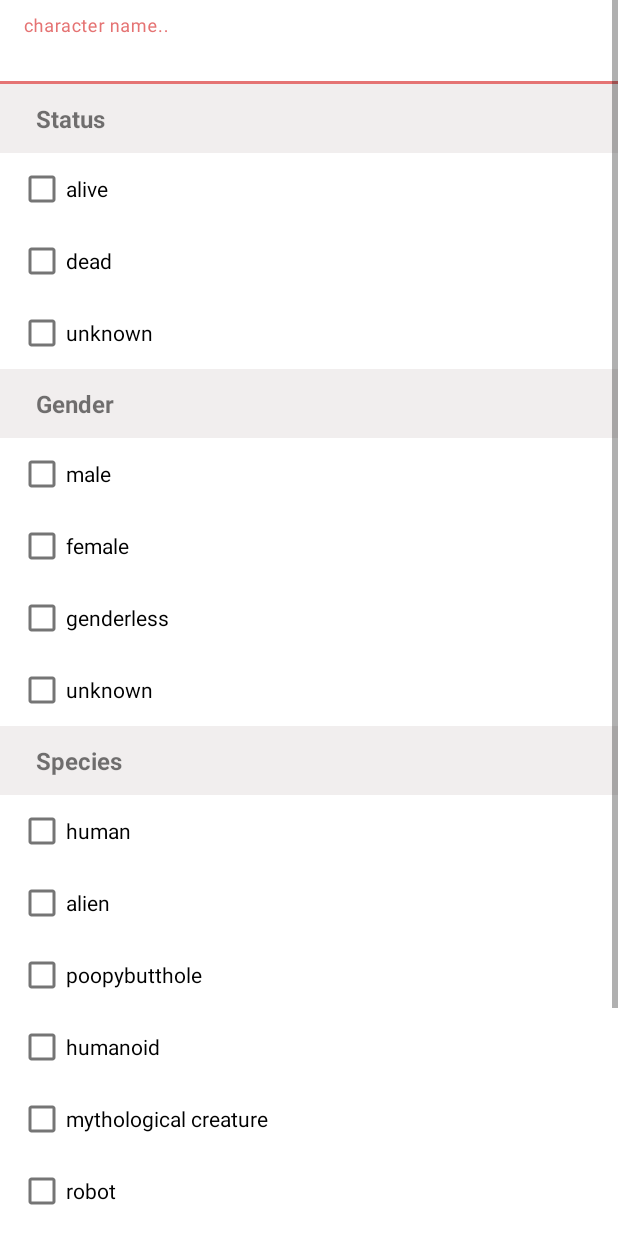
After one commit to KirienkoVS/AndroidIntensive-RickAndMorty, an Android app: the layout filter_list.xml on its own in the app's theme, with its tools: preview values and no code run, on a phone screen of 412 x 824 dp. The commit adds this screen. Run offline under Robolectric (Android 15) with nearby library versions, the phone set to English and light mode, and no system bars.

Commit message:
File filter_list.xml  not found problem

```diff
--- a/app/src/main/java/com/example/rickandmorty/db/RemoteKeysDao.kt
+++ b/app/src/main/java/com/example/rickandmorty/db/RemoteKeysDao.kt
@@ -9,7 +9,7 @@ import androidx.room.Query
 interface RemoteKeysDao {
 
     @Insert(onConflict = OnConflictStrategy.REPLACE)
-    suspend fun insertAll(remoteKeys: List<RemoteKeys>)
+    suspend fun insertKeys(remoteKeys: List<RemoteKeys>)
 
     @Query("SELECT * FROM remote_keys WHERE characterId = :characterId")
     suspend fun characterIdRemoteKeys(characterId: Int): RemoteKeys?
--- /dev/null
+++ b/app/src/main/res/layout/filter_list.xml
@@ -0,0 +1,228 @@
+<?xml version="1.0" encoding="utf-8"?>
+<ScrollView
+    xmlns:android="http://schemas.android.com/apk/res/android"
+    xmlns:app="http://schemas.android.com/apk/res-auto"
+    android:layout_height="match_parent"
+    android:layout_width="match_parent">
+
+<androidx.constraintlayout.widget.ConstraintLayout
+    android:id="@+id/constraint_layout"
+    android:layout_width="match_parent"
+    android:layout_height="wrap_content">
+
+    <com.google.android.material.textfield.TextInputLayout
+        android:id="@+id/editText_layout"
+        android:layout_width="match_parent"
+        android:layout_height="wrap_content"
+        android:hint="character name.."
+        app:endIconMode="clear_text"
+        app:layout_constraintTop_toTopOf="parent"
+        app:layout_constraintStart_toStartOf="parent">
+
+        <com.google.android.material.textfield.TextInputEditText
+            android:id="@+id/edit_text"
+            android:layout_width="match_parent"
+            android:layout_height="wrap_content"
+            android:background="@color/white"/>
+
+    </com.google.android.material.textfield.TextInputLayout>
+
+    <TextView
+        android:id="@+id/status"
+        android:layout_width="match_parent"
+        android:layout_height="wrap_content"
+        android:text="Status"
+        style="@style/header_style"
+        app:layout_constraintTop_toBottomOf="@id/editText_layout"
+        app:layout_constraintStart_toStartOf="parent"/>
+
+    <CheckBox
+        android:id="@+id/alive"
+        android:layout_width="wrap_content"
+        android:layout_height="wrap_content"
+        android:text="alive"
+        android:layout_marginStart="12dp"
+        android:transitionName="status"
+        app:layout_constraintStart_toStartOf="parent"
+        app:layout_constraintTop_toBottomOf="@id/status" />
+
+    <CheckBox
+        android:id="@+id/dead"
+        android:layout_width="wrap_content"
+        android:layout_height="wrap_content"
+        android:text="dead"
+        android:layout_marginStart="12dp"
+        android:transitionName="status"
+        app:layout_constraintStart_toStartOf="parent"
+        app:layout_constraintTop_toBottomOf="@id/alive" />
+
+    <CheckBox
+        android:id="@+id/unknown_status"
+        android:layout_width="wrap_content"
+        android:layout_height="wrap_content"
+        android:text="unknown"
+        android:layout_marginStart="12dp"
+        android:transitionName="status"
+        app:layout_constraintStart_toStartOf="parent"
+        app:layout_constraintTop_toBottomOf="@id/dead" />
+
+    <TextView
+        android:id="@+id/gender"
+        android:layout_width="match_parent"
+        android:layout_height="wrap_content"
+        android:text="Gender"
+        style="@style/header_style"
+        app:layout_constraintTop_toBottomOf="@id/unknown_status"
+        app:layout_constraintStart_toStartOf="parent"/>
+
+    <CheckBox
+        android:id="@+id/male"
+        android:layout_width="wrap_content"
+        android:layout_height="wrap_content"
+        android:text="male"
+        android:layout_marginStart="12dp"
+        android:transitionName="gender"
+        app:layout_constraintStart_toStartOf="parent"
+        app:layout_constraintTop_toBottomOf="@id/gender" />
+
+    <CheckBox
+        android:id="@+id/female"
+        android:layout_width="wrap_content"
+        android:layout_height="wrap_content"
+        android:text="female"
+        android:layout_marginStart="12dp"
+        android:transitionName="gender"
+        app:layout_constraintStart_toStartOf="parent"
+        app:layout_constraintTop_toBottomOf="@id/male" />
+
+    <CheckBox
+        android:id="@+id/genderless"
+        android:layout_width="wrap_content"
+        android:layout_height="wrap_content"
+        android:text="genderless"
+        android:layout_marginStart="12dp"
+        android:transitionName="gender"
+        app:layout_constraintStart_toStartOf="parent"
+        app:layout_constraintTop_toBottomOf="@id/female" />
+
+    <CheckBox
+        android:id="@+id/unknown_gender"
+        android:layout_width="wrap_content"
+        android:layout_height="wrap_content"
+        android:text="unknown"
+        android:layout_marginStart="12dp"
+        android:transitionName="gender"
+        app:layout_constraintStart_toStartOf="parent"
+        app:layout_constraintTop_toBottomOf="@id/genderless" />
+
+    <TextView
+        android:id="@+id/species"
+        android:layout_width="match_parent"
+        android:layout_height="wrap_content"
+        android:text="Species"
+        style="@style/header_style"
+        app:layout_constraintTop_toBottomOf="@id/unknown_gender"
+        app:layout_constraintStart_toStartOf="parent"/>
+
+    <CheckBox
+        android:id="@+id/human"
+        android:layout_width="wrap_content"
+        android:layout_height="wrap_content"
+        android:text="human"
+        android:layout_marginStart="12dp"
+        android:transitionName="species"
+        app:layout_constraintStart_toStartOf="parent"
+        app:layout_constraintTop_toBottomOf="@id/species" />
+
+    <CheckBox
+        android:id="@+id/alien"
+        android:layout_width="wrap_content"
+        android:layout_height="wrap_content"
+        android:text="alien"
+        android:layout_marginStart="12dp"
+        android:transitionName="species"
+        app:layout_constraintStart_toStartOf="parent"
+        app:layout_constraintTop_toBottomOf="@id/human" />
+
+    <CheckBox
+        android:id="@+id/poopybutthole"
+        android:layout_width="wrap_content"
+        android:layout_height="wrap_content"
+        android:text="poopybutthole"
+        android:layout_marginStart="12dp"
+        android:transitionName="species"
+        app:layout_constraintStart_toStartOf="parent"
+        app:layout_constraintTop_toBottomOf="@id/alien" />
+
+    <CheckBox
+        android:id="@+id/humanoid"
+        android:layout_width="wrap_content"
+        android:layout_height="wrap_content"
+        android:text="humanoid"
+        android:layout_marginStart="12dp"
+        android:transitionName="species"
+        app:layout_constraintStart_toStartOf="parent"
+        app:layout_constraintTop_toBottomOf="@id/poopybutthole" />
+
+    <CheckBox
+        android:id="@+id/mythological_creature"
+        android:layout_width="wrap_content"
+        android:layout_height="wrap_content"
+        android:text="mythological creature"
+        android:layout_marginStart="12dp"
+        android:transitionName="species"
+        app:layout_constraintStart_toStartOf="parent"
+        app:layout_constraintTop_toBottomOf="@id/humanoid" />
+
+    <CheckBox
+        android:id="@+id/robot"
+        android:layout_width="wrap_content"
+        android:layout_height="wrap_content"
+        android:text="robot"
+        android:layout_marginStart="12dp"
+        android:transitionName="species"
+        app:layout_constraintStart_toStartOf="parent"
+        app:layout_constraintTop_toBottomOf="@id/mythological_creature" />
+
+    <CheckBox
+        android:id="@+id/animal"
+        android:layout_width="wrap_content"
+        android:layout_height="wrap_content"
+        android:text="animal"
+        android:layout_marginStart="12dp"
+        android:transitionName="species"
+        app:layout_constraintStart_toStartOf="parent"
+        app:layout_constraintTop_toBottomOf="@id/robot" />
+
+    <CheckBox
+        android:id="@+id/cronenberg"
+        android:layout_width="wrap_content"
+        android:layout_height="wrap_content"
+        android:text="cronenberg"
+        android:layout_marginStart="12dp"
+        android:transitionName="species"
+        app:layout_constraintStart_toStartOf="parent"
+        app:layout_constraintTop_toBottomOf="@id/animal" />
+
+    <CheckBox
+        android:id="@+id/disease"
+        android:layout_width="wrap_content"
+        android:layout_height="wrap_content"
+        android:text="disease"
+        android:layout_marginStart="12dp"
+        android:transitionName="species"
+        app:layout_constraintStart_toStartOf="parent"
+        app:layout_constraintTop_toBottomOf="@id/cronenberg" />
+
+    <CheckBox
+        android:id="@+id/unknown_species"
+        android:layout_width="wrap_content"
+        android:layout_height="wrap_content"
+        android:text="unknown"
+        android:layout_marginStart="12dp"
+        android:transitionName="species"
+        app:layout_constraintStart_toStartOf="parent"
+        app:layout_constraintTop_toBottomOf="@id/disease" />
+
+</androidx.constraintlayout.widget.ConstraintLayout>
+</ScrollView>
--- /dev/null
+++ b/app/src/main/res/values/styles.xml
@@ -0,0 +1,10 @@
+<?xml version="1.0" encoding="utf-8"?>
+<resources>
+    <style name="header_style">
+        <item name="android:textStyle">bold</item>
+        <item name="android:textSize">16sp</item>
+        <item name="android:paddingStart">24dp</item>
+        <item name="android:padding">12dp</item>
+        <item name="android:background">#F1EEEE</item>
+    </style>
+</resources>
```
Also changed, not shown: app/src/main/java/com/example/rickandmorty/api/RickAndMortyApi.kt (+6 -2 lines), app/src/main/java/com/example/rickandmorty/data/CharacterRemoteMediator.kt (+20 -27 lines), app/src/main/java/com/example/rickandmorty/data/CharacterRepository.kt (+24 -18 lines), app/src/main/java/com/example/rickandmorty/db/CharacterDao.kt (+11 -5 lines), app/src/main/java/com/example/rickandmorty/model/Character.kt (+7 -1 lines), app/src/main/java/com/example/rickandmorty/ui/characters/CharacterViewModel.kt (+23 -11 lines), app/src/main/java/com/example/rickandmorty/ui/characters/CharactersFragment.kt (+75 -27 lines), app/src/main/res/layout/dialog_title.xml (added, +19 -0 lines), app/src/main/res/menu/filter_menu.xml (added, +163 -0 lines), app/src/main/res/menu/search_item.xml (deleted, +0 -37 lines).
